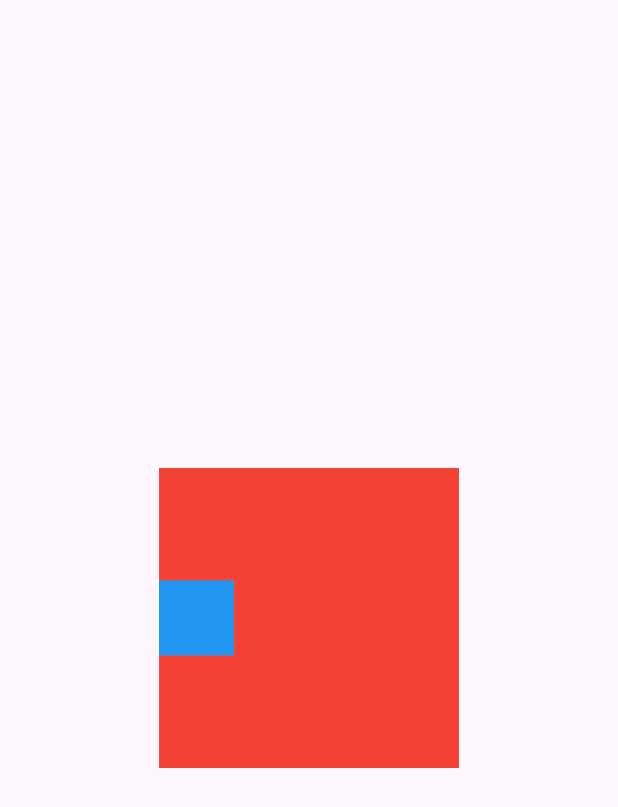
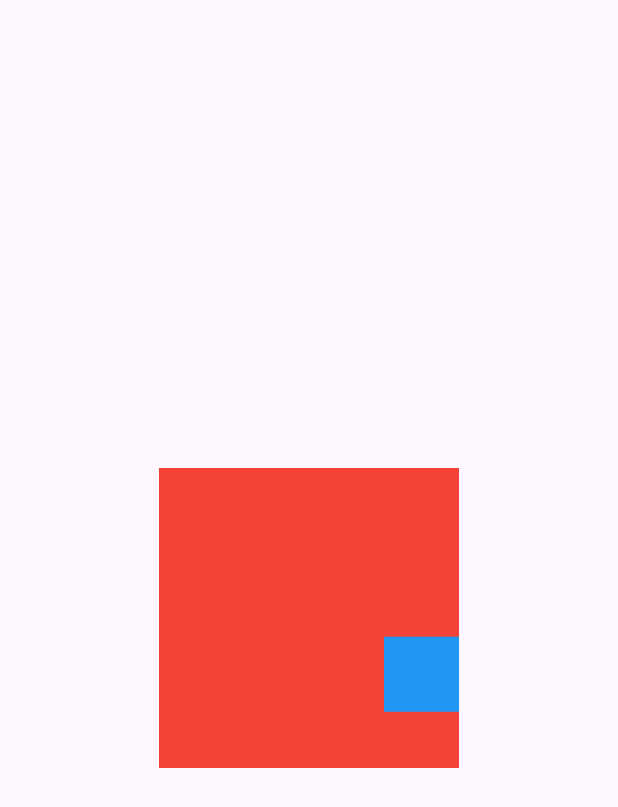
Before and after one commit to min9yu98/FlutterStudy, a Flutter app: the screen it shows after launch, on a phone screen of 412 x 824 dp. Shown: the top 807 px of the screen. Run offline on Flutter 3.47's test engine with Material 3 defaults, Android fonts, the light colour scheme and no system bars; our stand-ins replace webview_flutter.

Commit message:
alignment study

```diff
--- a/constraints/lib/screen/home_screen.dart
+++ b/constraints/lib/screen/home_screen.dart
@@ -11,14 +11,14 @@ class HomeScreen extends StatelessWidget {
           height: 200.0,
           width: 200.0,
           color: Colors.red,
-          child: Row(
-            children: [
-              Container(
-                height: 50.0,
-                width: 50.0,
-                color: Colors.blue,
-              ),
-            ],
+          child: Align(
+            // alignment: Alignment.bottomRight,
+            alignment: Alignment(1, 0.5),
+            child: Container(
+              height: 50.0,
+              width: 50.0,
+              color: Colors.blue,
+            ),
           ),
         ),
       ),
```
